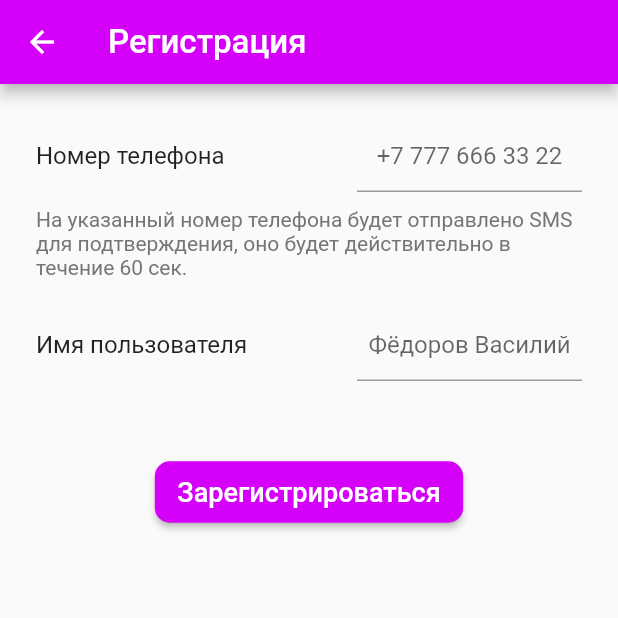
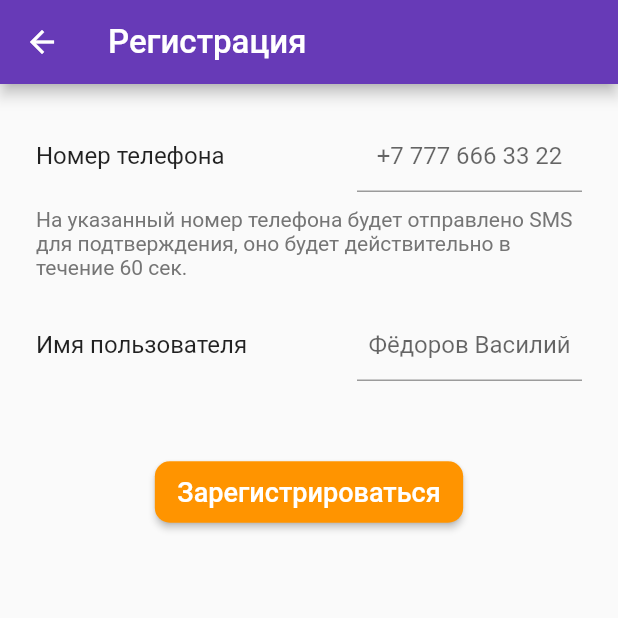
Before and after one commit to Alex-A4/PersonalChat, a Flutter app: the SignInScreen screen opened directly, on a phone screen of 412 x 824 dp, the top half of it. Run offline on Flutter 3.47's test engine with Material 2 defaults, Android fonts, the phone set to English and light mode, and no system bars; our stand-ins replace bloc, cloud_firestore, connectivity, dynamic_theme, equatable, firebase_auth and 3 more; accounts and stored records are empty; statements that could not run were skipped.

Commit message:
Changed theme and fixed empty phoneNumbers

```diff
--- a/lib/main.dart
+++ b/lib/main.dart
@@ -6,7 +6,8 @@ void main() {
   runApp(DynamicTheme(
     defaultBrightness: Brightness.light,
     data: (brightness) => ThemeData(
-          primaryColor: Colors.purpleAccent[400],
+          primarySwatch:
+              lightTheme.copyWith(brightness: brightness).primaryColor,
           primaryTextTheme:
               TextTheme(title: TextStyle(color: Colors.white, fontSize: 22.0)),
           brightness: brightness,
@@ -19,3 +20,9 @@ void main() {
     },
   ));
 }
+
+var lightTheme = ThemeData(
+  primaryColor: Colors.deepPurple,
+  accentColor: Color(0xFF0B5FA5),
+  buttonColor: Color(0xFFFF9400),
+);
--- a/lib/ui/chat_ui/main_screen.dart
+++ b/lib/ui/chat_ui/main_screen.dart
@@ -1,6 +1,7 @@
 import 'package:flutter/material.dart';
 import 'package:flutter_bloc/flutter_bloc.dart';
 import 'package:personal_chat/bloc/authentication/auth.dart';
+import 'package:personal_chat/main.dart';
 import 'package:personal_chat/models/chat.dart';
 import 'package:personal_chat/repositories/chat_repository.dart';
 import 'package:personal_chat/ui/settings.dart';
@@ -53,7 +54,7 @@ class MainScreen extends StatelessWidget {
           ? Container()
           : Container(
               decoration: ShapeDecoration(
-                  color: Colors.purpleAccent[400],
+                  color: lightTheme.accentColor,
                   shape: RoundedRectangleBorder(
                       borderRadius: BorderRadius.circular(10.0))),
               width: 6,
```
Also changed, not shown: lib/ui/auth_ui/log_in.dart (+10 -11 lines), lib/ui/auth_ui/sign_in.dart (+10 -8 lines).
